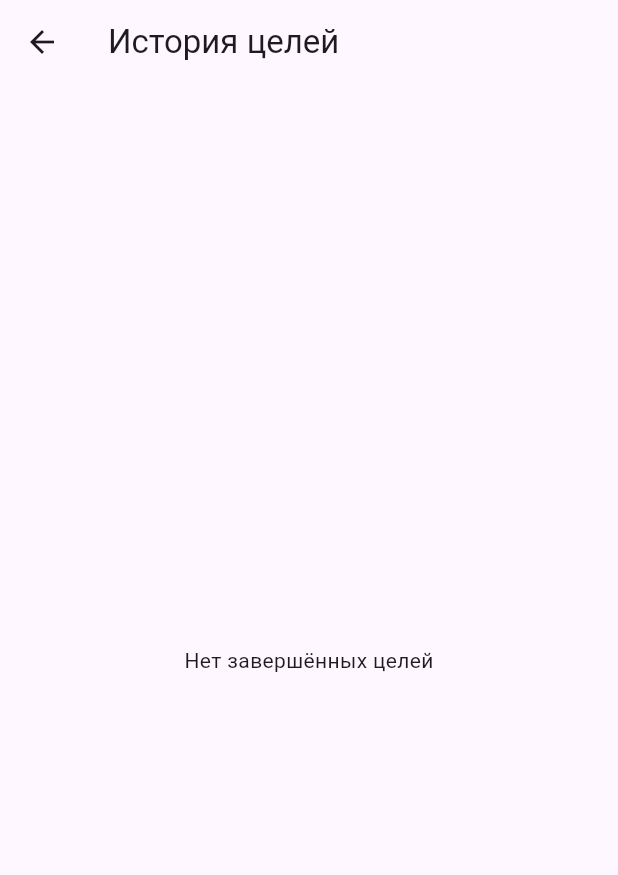
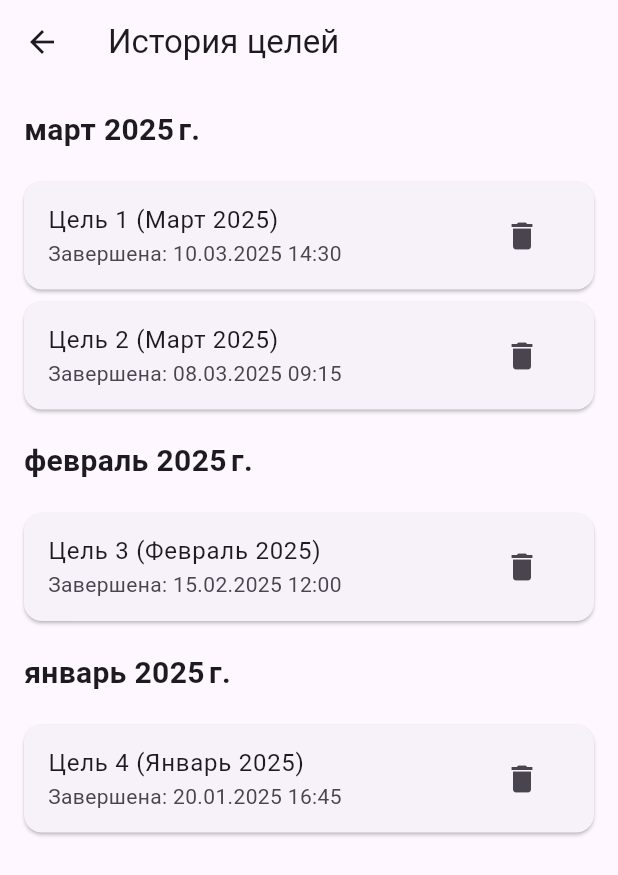
Before and after one commit to Mazerer/FitTask, a Flutter app: the screen it shows after launch, after a tap on "История целей", on a phone screen of 412 x 824 dp. Shown: the top 875 px of the screen. Run offline on Flutter 3.47's test engine with Material 3 defaults, Android fonts, the light colour scheme and no system bars; our stand-ins replace shared_preferences.

Commit message:
Изменено отображение времени выполненой цели; календарь на русском; Сортировка выполненых целей по месяцам

```diff
--- a/lib/main.dart
+++ b/lib/main.dart
@@ -5,7 +5,6 @@ import 'screens/goals_screen.dart';
 import 'screens/progress_screen.dart';
 import 'screens/history_screen.dart';
 import 'screens/workouts_screen.dart';
-import 'package:flutter_localizations/flutter_localizations.dart';
 
 void main() {
   runApp(const MyApp());
@@ -26,7 +25,7 @@ class MyApp extends StatelessWidget {
         Locale('ru'),
         Locale('en'),
       ],
-      localizationsDelegates: [
+      localizationsDelegates: const [
         GlobalMaterialLocalizations.delegate,
         GlobalWidgetsLocalizations.delegate,
       ],
--- a/lib/models/goal.dart
+++ b/lib/models/goal.dart
@@ -14,7 +14,7 @@ class Goal {
     required this.dueDate,
     this.isCompleted = false,
     this.completionDate,
-  }) : id = id ?? Uuid().v4();
+  }) : id = id ?? const Uuid().v4();
 
   Map<String, dynamic> toJson() {
     return {
--- a/lib/screens/history_screen.dart
+++ b/lib/screens/history_screen.dart
@@ -1,7 +1,7 @@
 import 'package:flutter/material.dart';
-import 'package:intl/intl.dart'; // Убедитесь, что импорт есть
+import 'package:intl/intl.dart';
+import 'package:shared_preferences/shared_preferences.dart';
 import '../models/goal.dart';
-import 'package:shared_preferences/shared_preferences.dart';
 
 class HistoryScreen extends StatefulWidget {
   const HistoryScreen({super.key});
@@ -12,6 +12,7 @@ class HistoryScreen extends StatefulWidget {
 
 class _HistoryScreenState extends State<HistoryScreen> {
   List<Goal> _completedGoals = [];
+  Map<DateTime, List<Goal>> _goalsByMonth = {};
 
   @override
   void initState() {
@@ -24,14 +25,81 @@ class _HistoryScreenState extends State<HistoryScreen> {
     final completedGoalsString = prefs.getString('completedGoals');
     print(
         'Загружено из SharedPreferences (completedGoals): $completedGoalsString');
-    if (completedGoalsString != null) {
-      setState(() {
+
+    if (completedGoalsString == null || completedGoalsString == '[]') {
+      // Тестовые данные, если история пуста
+      _completedGoals = [
+        Goal(
+          title: 'Цель 1 (Март 2025)',
+          dueDate: DateTime(2025, 3, 10),
+          isCompleted: true,
+          completionDate: DateTime(2025, 3, 10, 14, 30),
+        ),
+        Goal(
+          title: 'Цель 2 (Март 2025)',
+          dueDate: DateTime(2025, 3, 8),
+          isCompleted: true,
+          completionDate: DateTime(2025, 3, 8, 9, 15),
+        ),
+        Goal(
+          title: 'Цель 3 (Февраль 2025)',
+          dueDate: DateTime(2025, 2, 15),
+          isCompleted: true,
+          completionDate: DateTime(2025, 2, 15, 12, 0),
+        ),
+        Goal(
+          title: 'Цель 4 (Январь 2025)',
+          dueDate: DateTime(2025, 1, 20),
+          isCompleted: true,
+          completionDate: DateTime(2025, 1, 20, 16, 45),
+        ),
+      ];
+      final encodedGoals = Goal.encode(_completedGoals);
+      await prefs.setString('completedGoals', encodedGoals);
+      print('Созданы тестовые данные: $encodedGoals');
+    } else {
       _completedGoals = Goal.decode(completedGoalsString);
       print('Декодировано в _completedGoals: $_completedGoals');
+    }
+
+    setState(() {
+      _groupGoalsByMonth();
     });
-    } else {
-      print('Нет данных в completedGoals');
   }
+
+  void _groupGoalsByMonth() {
+    final Map<DateTime, List<Goal>> groupedGoals = {};
+
+    for (var goal in _completedGoals) {
+      if (goal.completionDate == null)
+        continue; // Пропускаем цели без даты завершения
+
+      // Извлекаем год и месяц из completionDate
+      final year = goal.completionDate!.year;
+      final month = goal.completionDate!.month;
+      final key = DateTime(year, month); // Ключ — первый день месяца
+
+      if (!groupedGoals.containsKey(key)) {
+        groupedGoals[key] = [];
+      }
+      groupedGoals[key]!.add(goal);
+    }
+
+    // Сортируем ключи (месяцы) по убыванию (новые вверху)
+    final sortedKeys = groupedGoals.keys.toList()
+      ..sort((a, b) => b.compareTo(a));
+
+    final sortedGroupedGoals = <DateTime, List<Goal>>{};
+    for (var key in sortedKeys) {
+      sortedGroupedGoals[key] = groupedGoals[key]!;
+      // Сортируем цели внутри каждого месяца по дате завершения (по убыванию)
+      sortedGroupedGoals[key]!
+          .sort((a, b) => b.completionDate!.compareTo(a.completionDate!));
+    }
+
+    setState(() {
+      _goalsByMonth = sortedGroupedGoals;
+    });
   }
 
   Future<void> _deleteGoal(Goal goal) async {
@@ -39,7 +107,9 @@ class _HistoryScreenState extends State<HistoryScreen> {
       _completedGoals.removeWhere((g) => g.id == goal.id);
       print('Удалена цель из _completedGoals: $goal');
       print('Оставшиеся completedGoals: $_completedGoals');
+      _groupGoalsByMonth(); // Обновляем группировку после удаления
     });
+
     final prefs = await SharedPreferences.getInstance();
     final encodedGoals = Goal.encode(_completedGoals);
     final success = await prefs.setString('completedGoals', encodedGoals);
@@ -57,10 +127,36 @@ class _HistoryScreenState extends State<HistoryScreen> {
       body: _completedGoals.isEmpty
           ? const Center(child: Text('Нет завершённых целей'))
           : ListView.builder(
-              itemCount: _completedGoals.length,
+              itemCount: _goalsByMonth.keys.length,
               itemBuilder: (context, index) {
-                final goal = _completedGoals[index];
-                return ListTile(
+                final monthKey = _goalsByMonth.keys.elementAt(index);
+                final goalsForMonth = _goalsByMonth[monthKey]!;
+                final monthName = DateFormat.yMMMM('ru')
+                    .format(monthKey); // Например, "Март 2025"
+
+                return Column(
+                  crossAxisAlignment: CrossAxisAlignment.start,
+                  children: [
+                    Padding(
+                      padding: const EdgeInsets.all(16.0),
+                      child: Text(
+                        monthName,
+                        style: const TextStyle(
+                          fontSize: 20,
+                          fontWeight: FontWeight.bold,
+                        ),
+                      ),
+                    ),
+                    ListView.builder(
+                      shrinkWrap: true,
+                      physics: const NeverScrollableScrollPhysics(),
+                      itemCount: goalsForMonth.length,
+                      itemBuilder: (context, goalIndex) {
+                        final goal = goalsForMonth[goalIndex];
+                        return Card(
+                          margin: const EdgeInsets.symmetric(
+                              horizontal: 16.0, vertical: 4.0),
+                          child: ListTile(
                             title: Text(goal.title),
                             subtitle: goal.completionDate != null
                                 ? Text(
@@ -71,6 +167,11 @@ class _HistoryScreenState extends State<HistoryScreen> {
                               icon: const Icon(Icons.delete),
                               onPressed: () => _deleteGoal(goal),
                             ),
+                          ),
+                        );
+                      },
+                    ),
+                  ],
                 );
               },
             ),
--- a/pubspec.yaml
+++ b/pubspec.yaml
@@ -17,6 +17,7 @@ dependencies:
   shared_preferences: ^2.2.3
   cupertino_icons: ^1.0.8
 
+
 dev_dependencies:
   flutter_test:
     sdk: flutter
```
Lines whose indentation alone changed are shown as unchanged.
